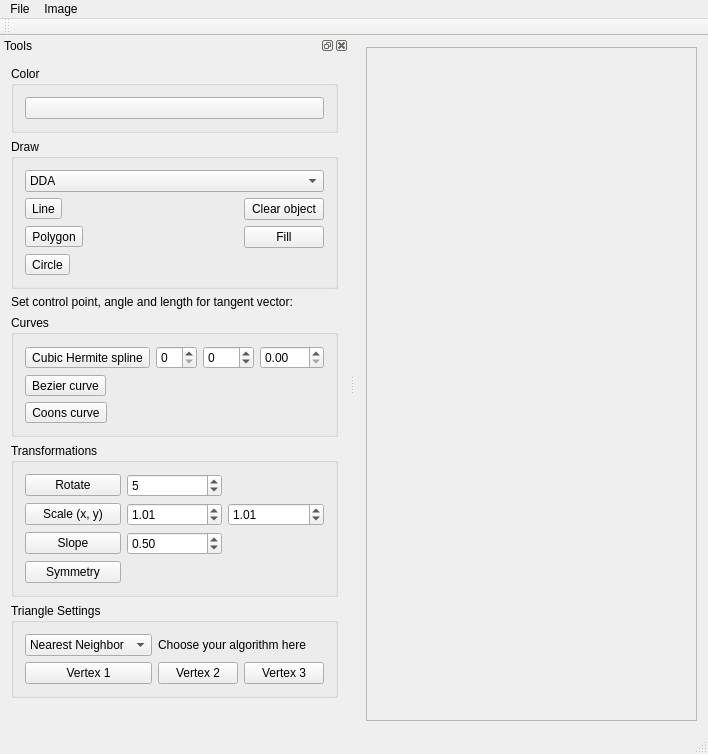
Qt form src/ImageViewer.ui (DariaBozh/ImageViewer) before a commit.
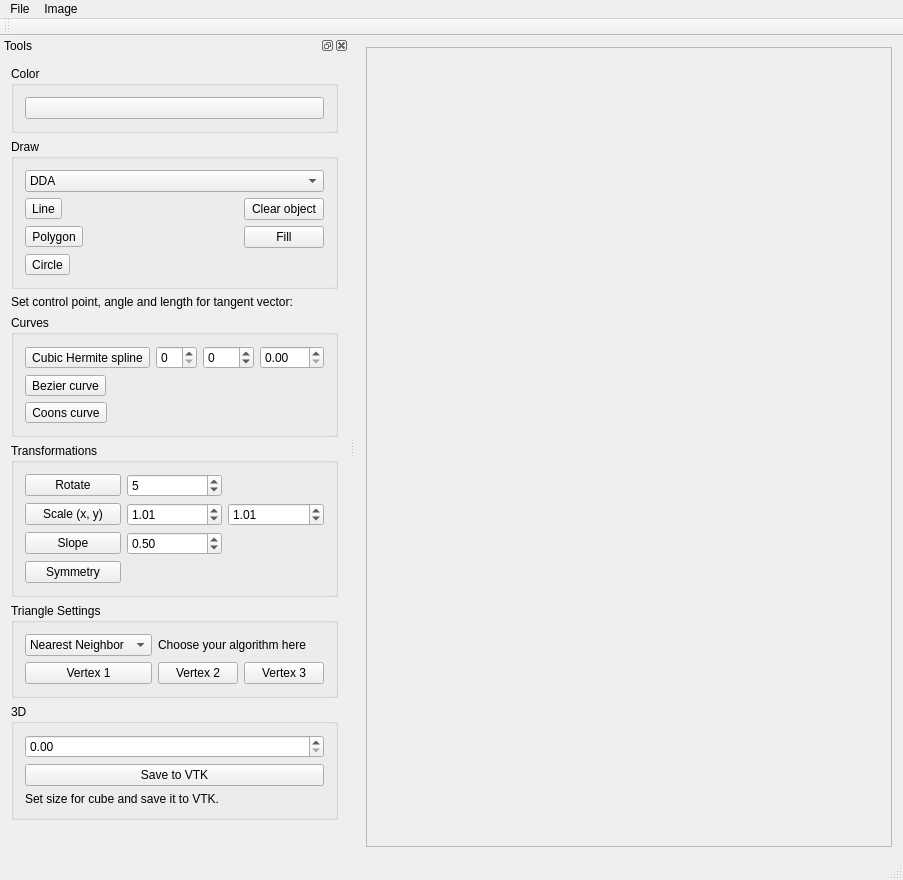
The same form after that commit.

Commit message: Add functions to generate cube and save it to a vtk file

```diff
--- a/src/ImageViewer.ui
+++ b/src/ImageViewer.ui
@@ -6,8 +6,8 @@
    <rect>
     <x>0</x>
     <y>0</y>
-    <width>708</width>
-    <height>754</height>
+    <width>903</width>
+    <height>880</height>
    </rect>
   </property>
   <property name="maximumSize">
@@ -31,8 +31,8 @@
         <rect>
          <x>0</x>
          <y>0</y>
-         <width>345</width>
-         <height>674</height>
+         <width>540</width>
+         <height>800</height>
         </rect>
        </property>
       </widget>
@@ -45,7 +45,7 @@
     <rect>
      <x>0</x>
      <y>0</y>
-     <width>708</width>
+     <width>903</width>
      <height>21</height>
     </rect>
    </property>
@@ -387,6 +387,32 @@
        </layout>
       </widget>
      </item>
+     <item>
+      <widget class="QGroupBox" name="groupBox_5">
+       <property name="title">
+        <string>3D</string>
+       </property>
+       <layout class="QVBoxLayout" name="verticalLayout_3">
+        <item>
+         <widget class="QDoubleSpinBox" name="dsb_CubeSize"/>
+        </item>
+        <item>
+         <widget class="QPushButton" name="pbCubeSave">
+          <property name="text">
+           <string>Save to VTK</string>
+          </property>
+         </widget>
+        </item>
+        <item>
+         <widget class="QLabel" name="label_3">
+          <property name="text">
+           <string>Set size for cube and save it to VTK.</string>
+          </property>
+         </widget>
+        </item>
+       </layout>
+      </widget>
+     </item>
      <item>
       <spacer name="verticalSpacer">
        <property name="orientation">
```
